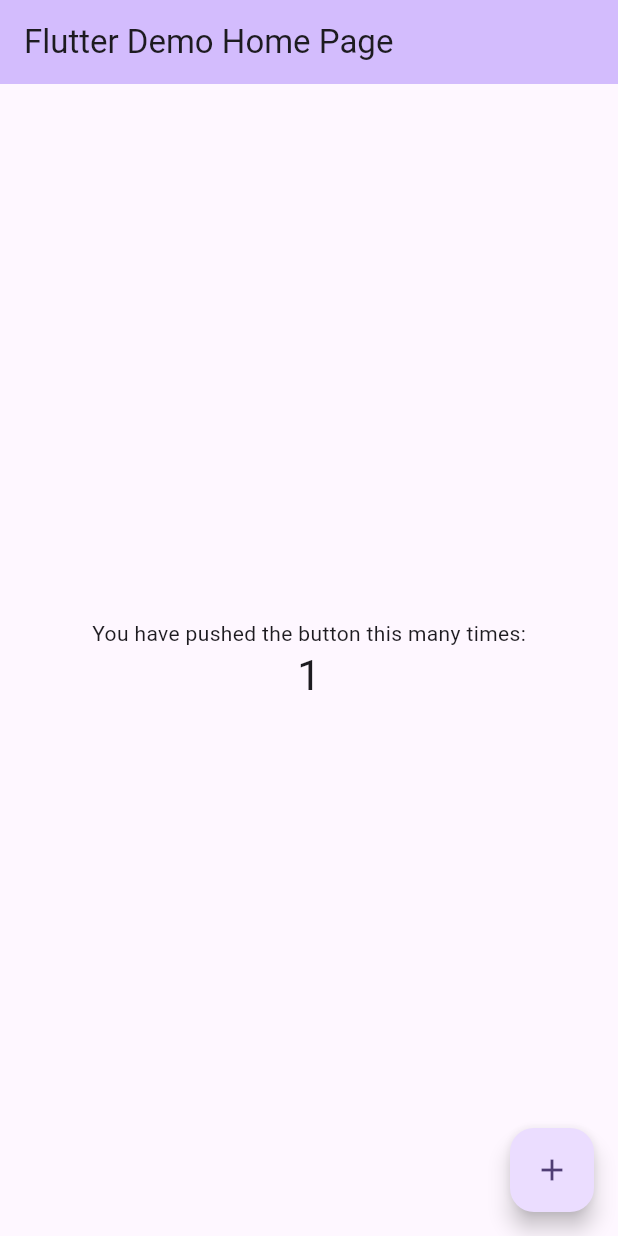
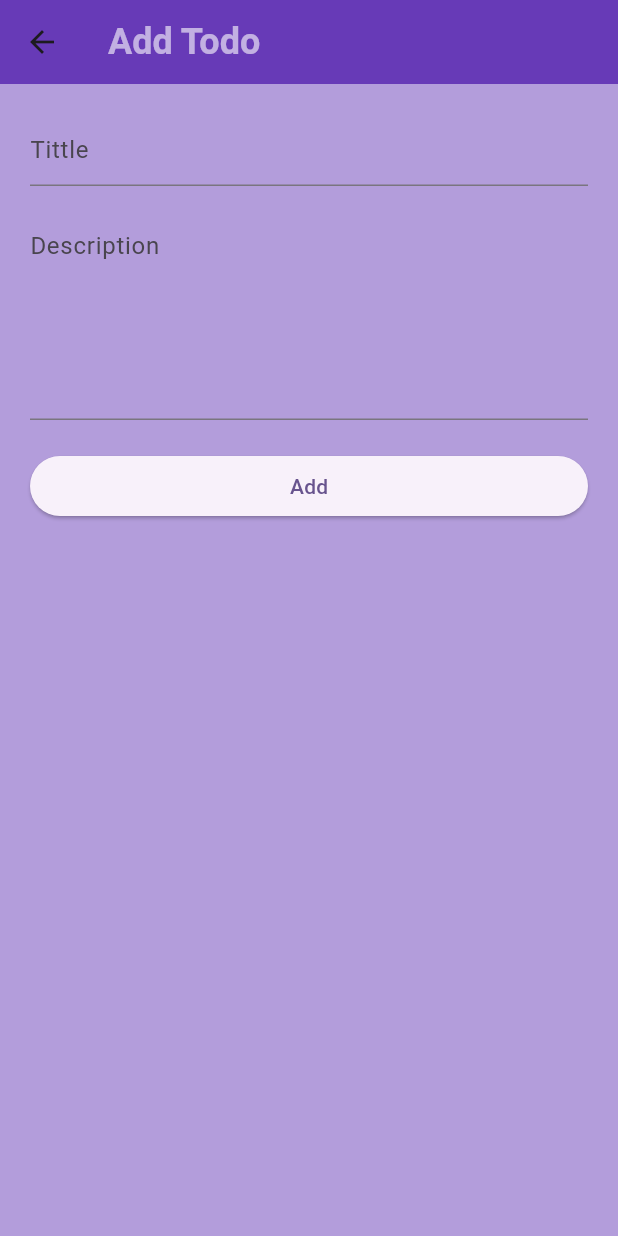
Before and after one commit to VikuDev69/Todo_with_Api, a Flutter app: the screen it shows after launch, after a tap on the "add" icon, on a phone screen of 412 x 824 dp. Run offline on Flutter 3.47's test engine with Material 2 defaults, Android fonts, the phone set to English and light mode, and no system bars; network calls fail.

Commit message:
Project Done

```diff
--- /dev/null
+++ b/lib/add_tod0.dart
@@ -0,0 +1,152 @@
+// ignore_for_file: prefer_const_constructors
+
+import 'dart:convert';
+
+import 'package:flutter/material.dart';
+import 'package:http/http.dart' as http;
+
+class AddTodoPage extends StatefulWidget {
+  final Map? todo;
+  const AddTodoPage({super.key, this.todo});
+
+  @override
+  State<AddTodoPage> createState() => _AddTodoPageState();
+}
+
+class _AddTodoPageState extends State<AddTodoPage> {
+  TextEditingController _titleController = TextEditingController();
+  TextEditingController _descController = TextEditingController();
+  bool isEdit = false;
+  @override
+  void initState() {
+    super.initState();
+    final todo = widget.todo;
+    if (todo != null) {
+      isEdit = true;
+      final title = todo['title'];
+      final description = todo['description'];
+      _titleController.text = title;
+      _descController.text = description;
+    }
+  }
+
+  @override
+  Widget build(BuildContext context) {
+    return Scaffold(
+        backgroundColor: Colors.deepPurple.shade200,
+        appBar: AppBar(
+          elevation: 0,
+          backgroundColor: Colors.deepPurple.shade500,
+          title: Text(
+            isEdit ? "Edit Note" : "Add Todo",
+            style: TextStyle(
+                fontWeight: FontWeight.w700,
+                fontSize: 24,
+                color: Colors.white60),
+          ),
+        ),
+        body: ListView(
+          padding: const EdgeInsets.all(20),
+          // ignore: prefer_const_literals_to_create_immutables
+          children: [
+            TextField(
+              controller: _titleController,
+              decoration: InputDecoration(hintText: "Tittle"),
+            ),
+            SizedBox(
+              height: 20,
+            ),
+            TextField(
+              controller: _descController,
+              decoration: InputDecoration(hintText: "Description"),
+              keyboardType: TextInputType.multiline,
+              minLines: 5,
+              maxLines: 8,
+            ),
+            SizedBox(
+              height: 20,
+            ),
+            ElevatedButton(
+                onPressed: () {
+                  isEdit ? UpdateData() : submitData();
+                },
+                child: Text(isEdit ? "Update" : "Add"))
+          ],
+        ));
+  }
+
+  Future<void> UpdateData() async {
+    final todo = widget.todo;
+    if (todo == null) {
+      print("You can not update todo with empty data");
+      return;
+    }
+
+    final id = todo['_id'];
+    final isCompleted = todo['is_completed'];
+
+    // get data from form
+    final title = _titleController.text;
+    final description = _descController.text;
+    final body = {
+      "title": title,
+      "description": description,
+      "is_completed": isCompleted
+    };
+
+    // and Then Will submit to server
+    final url = 'https://api.nstack.in/v1/todos/$id';
+    final uri = Uri.parse(url);
+    final response = await http.put(uri,
+        body: jsonEncode(body), headers: {'Content-Type': "application/json"});
+    if (response.statusCode == 200) {
+      showSuccessMessage('Updated Successfully');
+    } else {
+      showErrorMessage('Updation Error');
+    }
+  }
+
+  Future<void> submitData() async {
+    // get data from form
+
+    final title = _titleController.text;
+    final description = _descController.text;
+    final body = {
+      "title": title,
+      "description": description,
+      "is_completed": false
+    };
+
+    // and Then Will submit to server
+    final url = 'https://api.nstack.in/v1/todos';
+    final uri = Uri.parse(url);
+    final response = await http.post(uri,
+        body: jsonEncode(body), headers: {'Content-Type': "application/json"});
+    if (response.statusCode == 201) {
+      _titleController.text = "";
+      _descController.text = "";
+      showSuccessMessage('Created Successfully');
+    } else {
+      showErrorMessage('Creation Error');
+    }
+  }
+
+  // also a Success of Failing msg will be Shown
+  void showSuccessMessage(String message) {
+    final snackBar =
+        SnackBar(duration: Duration(seconds: 1), content: Text(message));
+    ScaffoldMessenger.of(context).showSnackBar(snackBar);
+  }
+
+  void showErrorMessage(String message) {
+    final snackBar = SnackBar(
+      duration: Duration(seconds: 1),
+      content: Text(
+        message,
+        style: TextStyle(color: Colors.white),
+      ),
+      backgroundColor: Colors.red,
+    );
+    ScaffoldMessenger.of(context).showSnackBar(snackBar);
+  }
+}
--- /dev/null
+++ b/lib/homepage.dart
@@ -0,0 +1,186 @@
+import 'dart:convert';
+
+import 'package:flutter/material.dart';
+import 'package:todo_with_api/add_tod0.dart';
+import 'package:http/http.dart' as http;
+
+class HomePage extends StatefulWidget {
+  const HomePage({super.key});
+
+  @override
+  State<HomePage> createState() => _HomePageState();
+}
+
+class _HomePageState extends State<HomePage> {
+  bool isLoading = true;
+  List items = [];
+
+  @override
+  void initState() {
+    super.initState();
+    fetchTodo();
+  }
+
+  @override
+  Widget build(BuildContext context) {
+    return Scaffold(
+        backgroundColor: Colors.deepPurple.shade200,
+        appBar: AppBar(
+          elevation: 0,
+          backgroundColor: Colors.deepPurple.shade500,
+          title: const Text(
+            "Todo",
+            style: TextStyle(
+                fontWeight: FontWeight.w700,
+                fontSize: 24,
+                color: Colors.white60),
+          ),
+          centerTitle: true,
+        ),
+        body: Visibility(
+          visible: isLoading,
+          replacement: RefreshIndicator(
+            onRefresh: fetchTodo,
+            child: ListView.builder(
+              itemCount: items.length,
+              itemBuilder: (context, index) {
+                final item = items[index] as Map;
+                final id = item['_id'] as String;
+                return Card(
+                  margin: const EdgeInsets.all(15),
+                  child: ListTile(
+                    tileColor: Colors.deepPurple.shade100,
+                    splashColor: Colors.deepPurple,
+                    title: Padding(
+                      padding: const EdgeInsets.symmetric(vertical: 5),
+                      child: Text(
+                        item['title'],
+                        style: const TextStyle(
+                            fontSize: 20, fontWeight: FontWeight.w600),
+                      ),
+                    ),
+                    subtitle: Text(
+                      item['description'],
+                    ),
+                    trailing: Row(
+                      mainAxisSize: MainAxisSize.min,
+                      children: [
+                        IconButton(
+                            onPressed: () {
+                              navigateToEditPage(item);
+                            },
+                            icon: const Icon(
+                              Icons.edit,
+                              color: Colors.deepPurple,
+                            )),
+                        IconButton(
+                            onPressed: () {
+                              deletedById(id);
+                            },
+                            icon: const Icon(
+                              Icons.delete,
+                              color: Colors.red,
+                            )),
+                      ],
+                    ),
+                  ),
+                );
+              },
+            ),
+          ),
+          child: const Center(
+              child: CircularProgressIndicator(
+            color: Colors.white,
+          )),
+        ),
+        floatingActionButton: FloatingActionButton(
+          tooltip: "Add",
+          splashColor: Colors.deepPurple,
+          onPressed: () => navigateToAddPage(),
+          child: const Icon(
+            Icons.add,
+            size: 30,
+          ),
+        ));
+  }
+
+  // Go To Add Page
+  Future<void> navigateToAddPage() async {
+    final rout = MaterialPageRoute(
+      builder: (context) => AddTodoPage(),
+    );
+    await Navigator.push(context, rout);
+    setState(() {
+      isLoading = true;
+    });
+    fetchTodo();
+  }
+
+  //Go To Edit page
+  Future<void> navigateToEditPage(Map item) async {
+    final rout = MaterialPageRoute(
+      builder: (context) => AddTodoPage(todo: item),
+    );
+    Navigator.push(context, rout);
+    setState(() {
+      isLoading = true;
+    });
+    fetchTodo();
+  }
+
+  // Delete Todo
+  Future<void> deletedById(String id) async {
+    //1 we will Delete The Item from server
+    final url = "https://api.nstack.in/v1/todos/$id";
+    final uri = await Uri.parse(url);
+    final response = await http.delete(uri);
+    // Delete The Item From list
+    if (response.statusCode == 200) {
+      final filteredItem =
+          items.where((element) => element['_id'] != id).toList();
+      setState(() {
+        items = filteredItem;
+        showSuccessMessage('Todo Deleted');
+      });
+    } else {
+      //Show Error
+      showErrorMessage('Failed To Delete');
+    }
+  }
+
+  // Get All Todo
+  Future<void> fetchTodo() async {
+    final url = "https://api.nstack.in/v1/todos?page=1&limit=10";
+    final uri = await Uri.parse(url);
+    final response = await http.get(uri);
+    if (response.statusCode == 200) {
+      final json = jsonDecode(response.body) as Map;
+      final result = json['items'] as List;
+      print(response.body);
+      setState(() {
+        items = result;
+      });
+    }
+    setState(() {
+      isLoading = false;
+    });
+  }
+
+  void showSuccessMessage(String message) {
+    final snackBar =
+        SnackBar(duration: Duration(seconds: 1), content: Text(message));
+    ScaffoldMessenger.of(context).showSnackBar(snackBar);
+  }
+
+  void showErrorMessage(String message) {
+    final snackBar = SnackBar(
+      duration: Duration(seconds: 1),
+      content: Text(
+        message,
+        style: TextStyle(color: Colors.white),
+      ),
+      backgroundColor: Colors.red,
+    );
+    ScaffoldMessenger.of(context).showSnackBar(snackBar);
+  }
+}
--- a/lib/main.dart
+++ b/lib/main.dart
@@ -1,4 +1,5 @@
 import 'package:flutter/material.dart';
+import 'package:todo_with_api/homepage.dart';
 
 void main() {
   runApp(const MyApp());
@@ -11,115 +12,12 @@ class MyApp extends StatelessWidget {
   @override
   Widget build(BuildContext context) {
     return MaterialApp(
-      title: 'Flutter Demo',
-      theme: ThemeData(
-        // This is the theme of your application.
-        //
-        // TRY THIS: Try running your application with "flutter run". You'll see
-        // the application has a blue toolbar. Then, without quitting the app,
-        // try changing the seedColor in the colorScheme below to Colors.green
-        // and then invoke "hot reload" (save your changes or press the "hot
-        // reload" button in a Flutter-supported IDE, or press "r" if you used
-        // the command line to start the app).
-        //
-        // Notice that the counter didn't reset back to zero; the application
-        // state is not lost during the reload. To reset the state, use hot
-        // restart instead.
-        //
-        // This works for code too, not just values: Most code changes can be
-        // tested with just a hot reload.
-        colorScheme: ColorScheme.fromSeed(seedColor: Colors.deepPurple),
-        useMaterial3: true,
-      ),
-      home: const MyHomePage(title: 'Flutter Demo Home Page'),
-    );
+        debugShowCheckedModeBanner: false,
+        title: 'Flutter Demo',
+        theme: ThemeData(
+          colorScheme: ColorScheme.fromSeed(seedColor: Colors.deepPurple),
+          useMaterial3: true,
+        ),
+        home: const HomePage());
   }
 }
-
-class MyHomePage extends StatefulWidget {
-  const MyHomePage({super.key, required this.title});
-
-  // This widget is the home page of your application. It is stateful, meaning
-  // that it has a State object (defined below) that contains fields that affect
-  // how it looks.
-
-  // This class is the configuration for the state. It holds the values (in this
-  // case the title) provided by the parent (in this case the App widget) and
-  // used by the build method of the State. Fields in a Widget subclass are
-  // always marked "final".
-
-  final String title;
-
-  @override
-  State<MyHomePage> createState() => _MyHomePageState();
-}
-
-class _MyHomePageState extends State<MyHomePage> {
-  int _counter = 0;
-
-  void _incrementCounter() {
-    setState(() {
-      // This call to setState tells the Flutter framework that something has
-      // changed in this State, which causes it to rerun the build method below
-      // so that the display can reflect the updated values. If we changed
-      // _counter without calling setState(), then the build method would not be
-      // called again, and so nothing would appear to happen.
-      _counter++;
-    });
-  }
-
-  @override
-  Widget build(BuildContext context) {
-    // This method is rerun every time setState is called, for instance as done
-    // by the _incrementCounter method above.
-    //
-    // The Flutter framework has been optimized to make rerunning build methods
-    // fast, so that you can just rebuild anything that needs updating rather
-    // than having to individually change instances of widgets.
-    return Scaffold(
-      appBar: AppBar(
-        // TRY THIS: Try changing the color here to a specific color (to
-        // Colors.amber, perhaps?) and trigger a hot reload to see the AppBar
-        // change color while the other colors stay the same.
-        backgroundColor: Theme.of(context).colorScheme.inversePrimary,
-        // Here we take the value from the MyHomePage object that was created by
-        // the App.build method, and use it to set our appbar title.
-        title: Text(widget.title),
-      ),
-      body: Center(
-        // Center is a layout widget. It takes a single child and positions it
-        // in the middle of the parent.
-        child: Column(
-          // Column is also a layout widget. It takes a list of children and
-          // arranges them vertically. By default, it sizes itself to fit its
-          // children horizontally, and tries to be as tall as its parent.
-          //
-          // Column has various properties to control how it sizes itself and
-          // how it positions its children. Here we use mainAxisAlignment to
-          // center the children vertically; the main axis here is the vertical
-          // axis because Columns are vertical (the cross axis would be
-          // horizontal).
-          //
-          // TRY THIS: Invoke "debug painting" (choose the "Toggle Debug Paint"
-          // action in the IDE, or press "p" in the console), to see the
-          // wireframe for each widget.
-          mainAxisAlignment: MainAxisAlignment.center,
-          children: <Widget>[
-            const Text(
-              'You have pushed the button this many times:',
-            ),
-            Text(
-              '$_counter',
-              style: Theme.of(context).textTheme.headlineMedium,
-            ),
-          ],
-        ),
-      ),
-      floatingActionButton: FloatingActionButton(
-        onPressed: _incrementCounter,
-        tooltip: 'Increment',
-        child: const Icon(Icons.add),
-      ), // This trailing comma makes auto-formatting nicer for build methods.
-    );
-  }
-}
```
Also changed, not shown: pubspec.yaml (+4 -6 lines), pubspec.lock.
